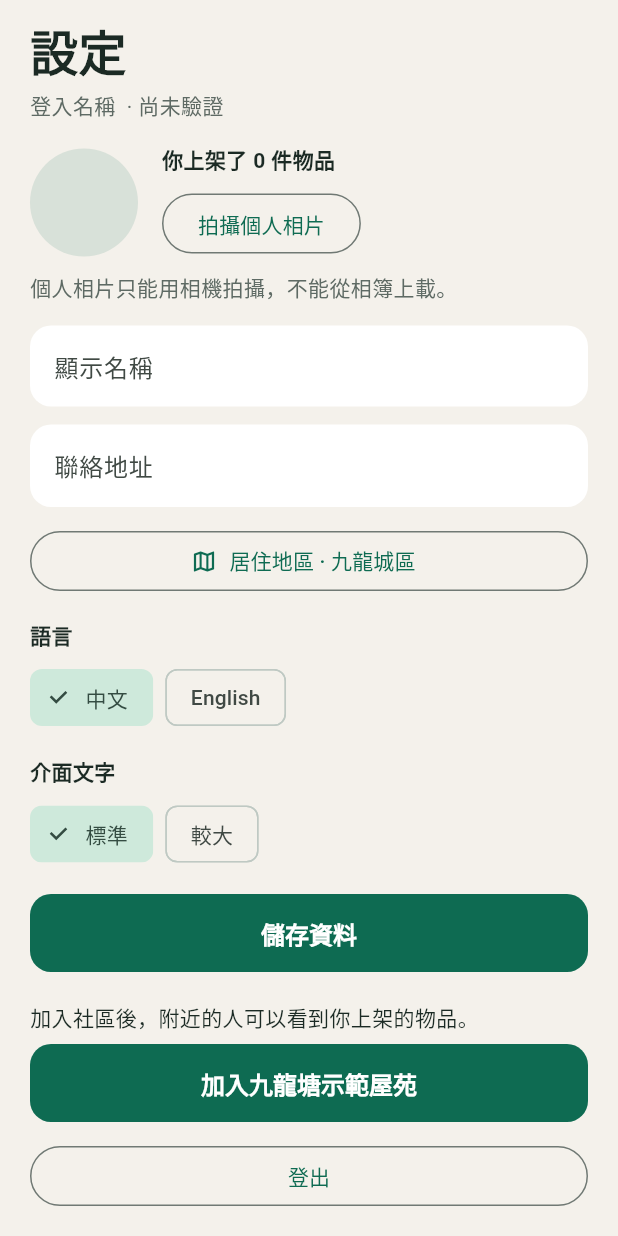
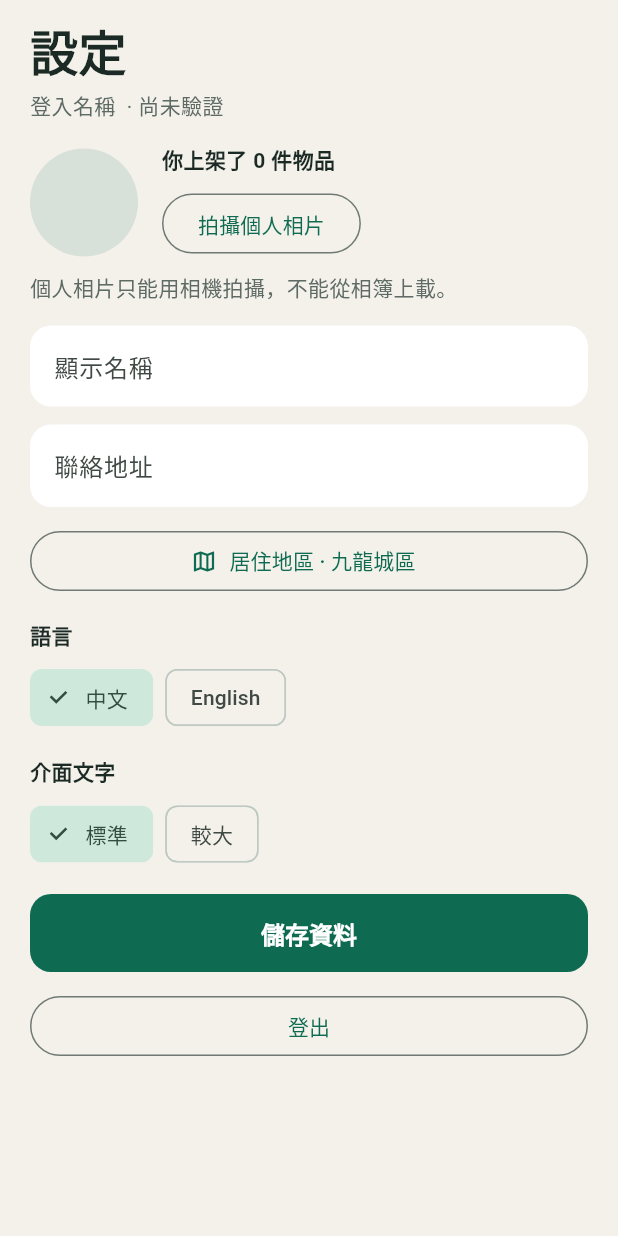
Before and after one commit to Horse630/ISEM_3027_Sharekit, a Flutter app: the SettingsPage widget shown alone on an empty page, opened directly with empty values, on a phone screen of 412 x 824 dp. Run offline on Flutter 3.47's test engine with Material 3 defaults, Android fonts, the phone set to English and light mode, and no system bars; our stand-ins replace camera, file_picker, shared_preferences, sqflite, sqflite_common_ffi, sqflite_common_ffi_web; accounts and stored records are empty; network calls fail.

Commit message:
Remove outdated functions

```diff
--- a/lib/account_page.dart
+++ b/lib/account_page.dart
@@ -72,7 +72,6 @@ class _SettingsPageState extends State<SettingsPage> {
   late final TextEditingController _address;
   late HkDistrict _district;
   Uint8List? _photo;
-  late bool _joined;
   var _busy = false;
   String? _error;
 
@@ -83,7 +82,6 @@ class _SettingsPageState extends State<SettingsPage> {
     _address = TextEditingController(text: widget.user.address);
     _district = widget.user.district;
     _photo = widget.user.photo;
-    _joined = widget.user.communityJoined;
     widget.ui.load();
   }
 
@@ -95,7 +93,6 @@ class _SettingsPageState extends State<SettingsPage> {
       _address.text = widget.user.address;
       _district = widget.user.district;
       _photo = widget.user.photo;
-      _joined = widget.user.communityJoined;
     }
   }
 
@@ -163,21 +160,6 @@ class _SettingsPageState extends State<SettingsPage> {
         _busy = false;
         _error = error.message;
       });
-    }
-  }
-
-  Future<void> _join() async {
-    setState(() => _busy = true);
-    try {
-      final user = await widget.auth.joinCommunity(widget.user.id);
-      if (!mounted) return;
-      widget.onChanged(user);
-      setState(() {
-        _joined = true;
-        _busy = false;
-      });
-    } finally {
-      if (mounted && _busy) setState(() => _busy = false);
     }
   }
 
@@ -337,23 +319,6 @@ class _SettingsPageState extends State<SettingsPage> {
             const SizedBox(height: 12),
             Text(shown(context, _error!), style: const TextStyle(color: Color(0xFF9A4632))),
           ],
-          const SizedBox(height: 20),
-          Text(
-            _joined
-                ? tr(context, '已加入${ShareStore.community}', 'Joined ${ShareStore.community}')
-                : tr(
-                    context,
-                    '加入社區後，附近的人可以看到你上架的物品。',
-                    'Join the community so neighbours can see your listings.',
-                  ),
-            style: const TextStyle(height: 1.4),
-          ),
-          const SizedBox(height: 8),
-          if (!_joined)
-            FilledButton(
-              onPressed: _busy ? null : _join,
-              child: Text(tr(context, '加入${ShareStore.community}', 'Join ${ShareStore.community}')),
-            ),
           const SizedBox(height: 12),
           OutlinedButton(
             onPressed: _busy ? null : widget.onLogout,
```
Also changed, not shown: lib/explore_page.dart (+0 -9 lines).
